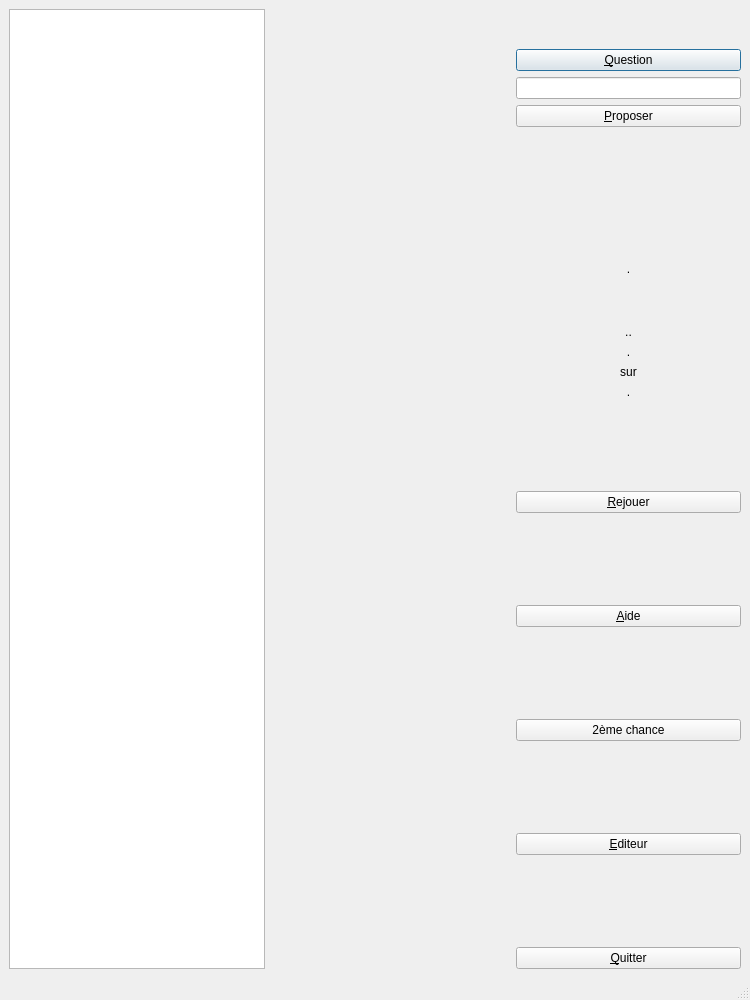
Before: the Qt Designer form exercice.ui in Txikilinux/leterrier-calculment, drawn with Qt 5.
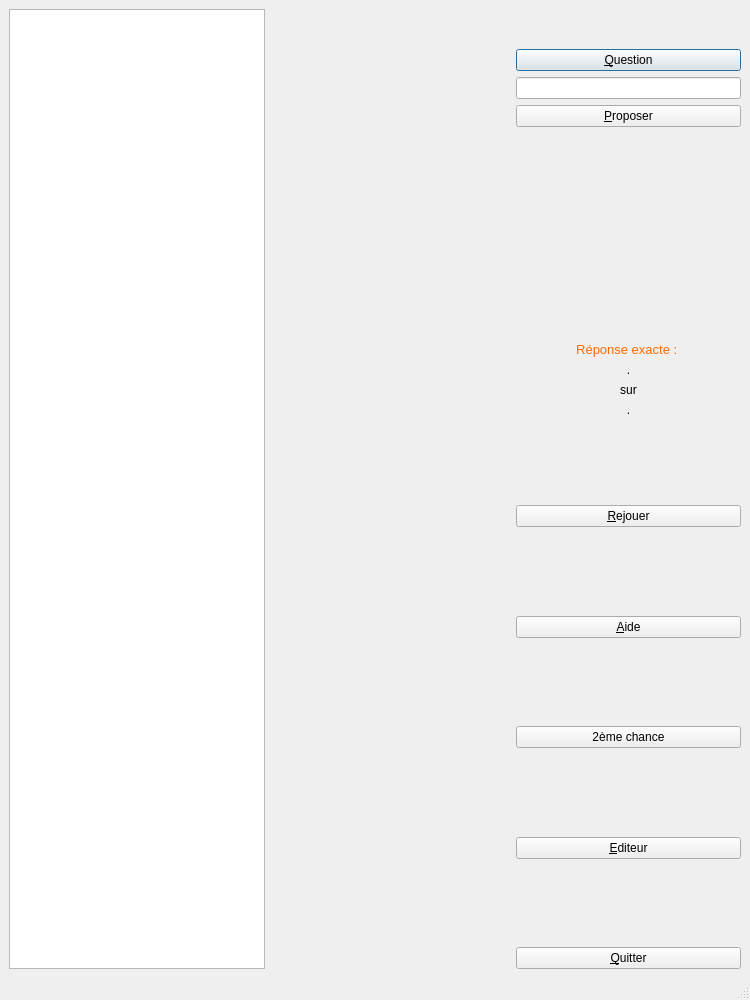
After: the same form once the commit is applied.

Commit message: Fin d'implémentation (provisoire dans sa présentation) de la seconde chance

Diff of the .ui file:
```diff
--- a/exercice.ui
+++ b/exercice.ui
@@ -128,7 +128,7 @@
            </size>
           </property>
           <property name="text">
-           <string>.</string>
+           <string/>
           </property>
           <property name="alignment">
            <set>Qt::AlignCenter</set>
@@ -138,13 +138,34 @@
         <item>
          <widget class="QLabel" name="lblMsg">
           <property name="text">
-           <string>..</string>
+           <string/>
           </property>
           <property name="alignment">
            <set>Qt::AlignCenter</set>
           </property>
          </widget>
         </item>
+        <item>
+         <widget class="QLabel" name="lblMsgReponse">
+          <property name="enabled">
+           <bool>true</bool>
+          </property>
+          <property name="styleSheet">
+           <string notr="true">color : #ff6b00;
+font: 10pt;
+</string>
+          </property>
+          <property name="text">
+           <string>Réponse exacte : </string>
+          </property>
+          <property name="alignment">
+           <set>Qt::AlignCenter</set>
+          </property>
+          <property name="wordWrap">
+           <bool>true</bool>
+          </property>
+         </widget>
+        </item>
         <item>
          <widget class="QLabel" name="lblPoints">
           <property name="text">
```
The commit also changes 2 other files.
